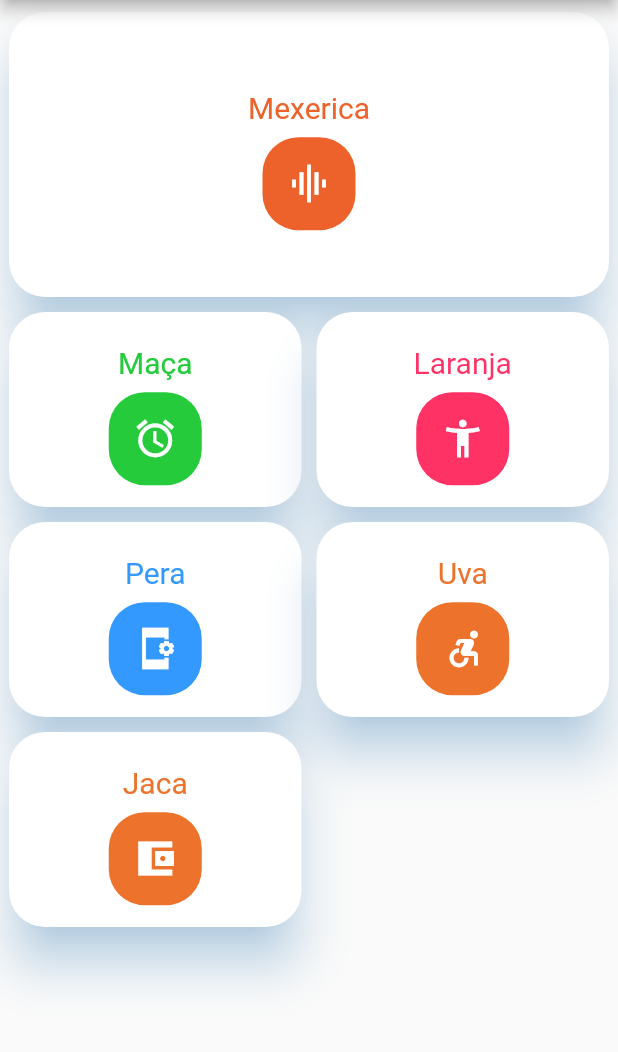
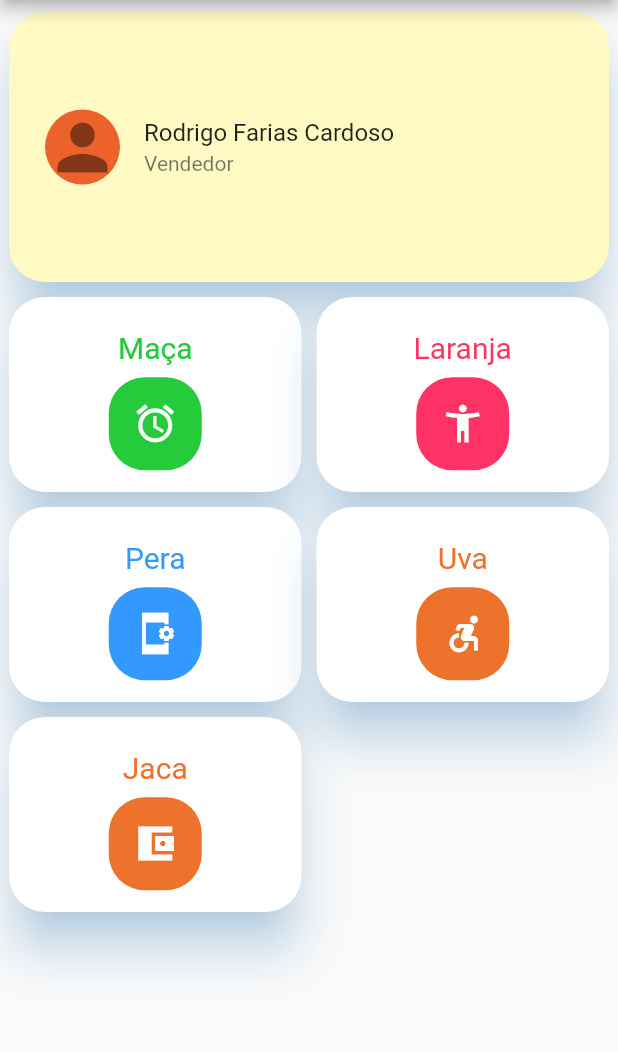
Before and after one commit to wsy152/DashBoard, a Flutter app: the screen it shows after launch, on a phone screen of 412 x 824 dp, the part 84-1136 px from its top. Run offline on Flutter 3.47's test engine with Material 2 defaults, Android fonts, the phone set to English and light mode, and no system bars.

Commit message:
C003 - Commit para Herader

```diff
--- a/lib/dashboard.dart
+++ b/lib/dashboard.dart
@@ -1,4 +1,5 @@
 import 'package:curso_flutter/compontent.dart';
+import 'package:curso_flutter/hearder.dart';
 import 'package:flutter/material.dart';
 import 'package:flutter_staggered_grid_view/flutter_staggered_grid_view.dart';
 
@@ -26,7 +27,8 @@ class _DashBoardState extends State<DashBoard> {
           vertical: 8.0,
         ),
         children: [
-          myItems(Icons.graphic_eq, 'Mexerica', 0xffed622b),
+          myHeader(Icons.person, 'Rodrigo Farias Cardoso', 0xffed622b,
+              subtitle: 'Vendedor'),
           myItems(Icons.access_alarm_outlined, 'Maça', 0xff26cb3c),
           myItems(Icons.accessibility_new_sharp, 'Laranja', 0xffff3266),
           myItems(Icons.app_settings_alt_sharp, 'Pera', 0xff3399fe),
@@ -34,7 +36,7 @@ class _DashBoardState extends State<DashBoard> {
           myItems(Icons.account_balance_wallet_sharp, 'Jaca', 0xffed722b),
         ],
         staggeredTiles: [
-          StaggeredTile.extent(2, 190.0),
+          StaggeredTile.extent(2, 180.0),
           StaggeredTile.extent(1, 130.0),
           StaggeredTile.extent(1, 130.0),
           StaggeredTile.extent(1, 130.0),
--- /dev/null
+++ b/lib/hearder.dart
@@ -0,0 +1,40 @@
+import 'package:flutter/material.dart';
+
+Material myHeader(
+  IconData icon,
+  String heading,
+  int color, {
+  String subtitle,
+}) {
+  return Material(
+    color: Colors.yellow[100],
+    elevation: 14.0,
+    shadowColor: Color(0x802196F3),
+    borderRadius: BorderRadius.circular(24.0),
+    child: Padding(
+      padding: EdgeInsets.all(8),
+      child: Column(
+        mainAxisAlignment: MainAxisAlignment.center,
+        children: [
+          Container(
+            child: ListTile(
+              leading: Material(
+                color: Color(color),
+                borderRadius: BorderRadius.circular(50),
+                child: Padding(
+                  padding: EdgeInsets.all(0),
+                  child: Icon(
+                    icon,
+                    size: 50,
+                  ),
+                ),
+              ),
+              title: Text(heading),
+              subtitle: Text(subtitle),
+            ),
+          )
+        ],
+      ),
+    ),
+  );
+}
```
